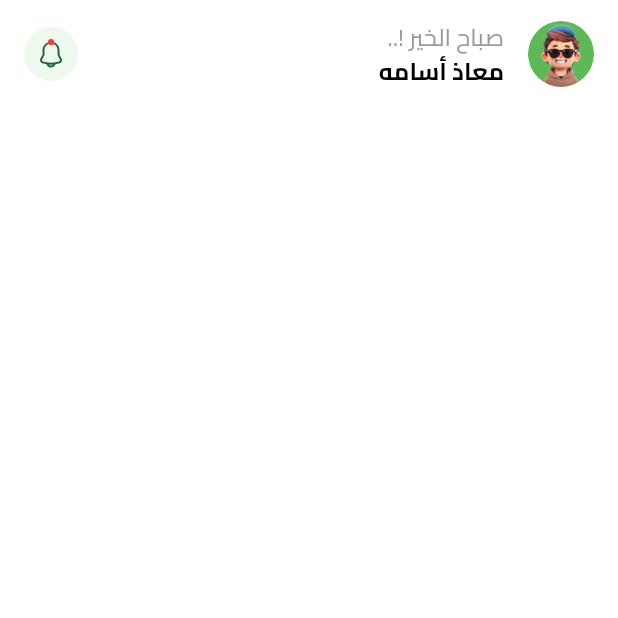
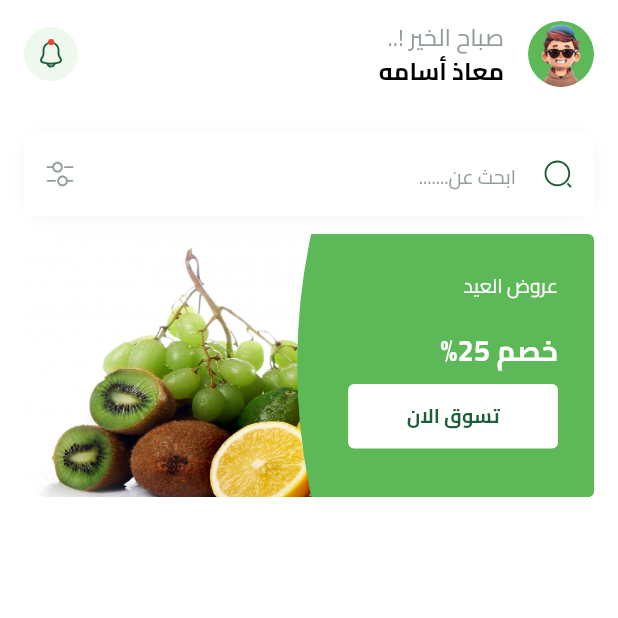
Before and after one commit to Moazosama2004/fruits_hub, a Flutter app: the HomeView screen opened by its route, on a phone screen of 412 x 824 dp, the top half of it. Run offline on Flutter 3.47's test engine with Material 3 defaults, Android fonts, the phone set to English and light mode, and no system bars; our stand-ins replace bloc, cloud_firestore, dartz, dots_indicator, firebase_auth, firebase_core and 6 more; missing offline and left inert: flutter_facebook_auth; accounts and stored records are empty.

Commit message:
create featured item

```diff
--- a/lib/core/utils/app_assets.dart
+++ b/lib/core/utils/app_assets.dart
@@ -14,9 +14,25 @@ class Assets {
   /// assets/images/Check.svg
   static const String imagesCheck = "assets/images/Check.svg";
 
+  /// Assets for imagesEllipse
+  /// assets/images/ellipse.svg
+  static const String imagesEllipse = "assets/images/ellipse.svg";
+
   /// Assets for imagesFacebookIcon
   /// assets/images/facebook_icon.svg
   static const String imagesFacebookIcon = "assets/images/facebook_icon.svg";
+
+  /// Assets for imagesFeaturedFirstItemImage
+  /// assets/images/featured_first_item_image.png
+  static const String imagesFeaturedFirstItemImage = "assets/images/featured_first_item_image.png";
+
+  /// Assets for imagesFeaturedItemFirst
+  /// assets/images/featured_item_first.svg
+  static const String imagesFeaturedItemFirst = "assets/images/featured_item_first.svg";
+
+  /// Assets for imagesFilterIcon
+  /// assets/images/filter_icon.svg
+  static const String imagesFilterIcon = "assets/images/filter_icon.svg";
 
   /// Assets for imagesGoogleIcon
   /// assets/images/google_icon.svg
@@ -50,13 +66,13 @@ class Assets {
   /// assets/images/plant.svg
   static const String imagesPlant = "assets/images/plant.svg";
 
-  /// Assets for imagesProfileAvatar
-  /// assets/images/profile_avatar.svg
-  static const String imagesProfileAvatar = "assets/images/profile_avatar.svg";
-
   /// Assets for imagesProfileImage
   /// assets/images/profile_image.png
   static const String imagesProfileImage = "assets/images/profile_image.png";
+
+  /// Assets for imagesSearchIcon
+  /// assets/images/search_icon.svg
+  static const String imagesSearchIcon = "assets/images/search_icon.svg";
 
   /// Assets for imagesSplashBottom
   /// assets/images/splash_bottom.svg
--- /dev/null
+++ b/lib/features/home/presentation/views/widgets/featured_button.dart
@@ -0,0 +1,29 @@
+import 'package:flutter/material.dart';
+import 'package:fruits_hub/constants.dart';
+import 'package:fruits_hub/core/utils/app_colors.dart';
+import 'package:fruits_hub/core/utils/app_text_styles.dart';
+
+class FeaturedButton extends StatelessWidget {
+  const FeaturedButton({super.key, required this.onPressed});
+  final VoidCallback onPressed;
+
+  @override
+  Widget build(BuildContext context) {
+    return SizedBox(
+      child: TextButton(
+        onPressed: onPressed,
+        style: TextButton.styleFrom(
+          backgroundColor: Colors.white,
+          shape: RoundedRectangleBorder(borderRadius: BorderRadius.circular(4)),
+        ),
+        child: Padding(
+          padding: const EdgeInsets.symmetric(horizontal: 27, vertical: 4),
+          child: Text(
+            'تسوق الان',
+            style: AppTextStyles.bold13.copyWith(color: AppColors.primaryColor),
+          ),
+        ),
+      ),
+    );
+  }
+}
--- /dev/null
+++ b/lib/features/home/presentation/views/widgets/featured_item.dart
@@ -0,0 +1,59 @@
+import 'package:flutter/material.dart';
+import 'package:flutter_svg_provider/flutter_svg_provider.dart';
+// import 'package:flutter_svg/svg.dart';
+import 'package:fruits_hub/core/utils/app_assets.dart';
+import 'package:fruits_hub/core/utils/app_text_styles.dart';
+import 'package:fruits_hub/features/home/presentation/views/widgets/featured_button.dart';
+
+class FeaturedItem extends StatelessWidget {
+  const FeaturedItem({super.key});
+
+  @override
+  Widget build(BuildContext context) {
+    var itemWidth = MediaQuery.of(context).size.width;
+    return SizedBox(
+      width: itemWidth,
+      child: AspectRatio(
+        aspectRatio: 342 / 158,
+        child: Stack(
+          children: [
+            Image.asset(Assets.imagesFeaturedFirstItemImage),
+            Container(
+              width: itemWidth * 0.5,
+              decoration: BoxDecoration(
+                borderRadius: BorderRadius.circular(4),
+                image: const DecorationImage(
+                  image: Svg(Assets.imagesEllipse),
+                  fit: BoxFit.fill,
+                ),
+              ),
+              child: Padding(
+                padding: const EdgeInsets.only(right: 24),
+                child: Column(
+                  crossAxisAlignment: CrossAxisAlignment.start,
+                  children: [
+                    const SizedBox(height: 25),
+                    Text(
+                      'عروض العيد',
+                      style: AppTextStyles.regular13.copyWith(
+                        color: Colors.white,
+                      ),
+                    ),
+                    const Spacer(),
+                    Text(
+                      'خصم 25%',
+                      style: AppTextStyles.bold19.copyWith(color: Colors.white),
+                    ),
+                    const SizedBox(height: 7),
+                    FeaturedButton(onPressed: () {}),
+                    const SizedBox(height: 30),
+                  ],
+                ),
+              ),
+            ),
+          ],
+        ),
+      ),
+    );
+  }
+}
--- a/lib/features/home/presentation/views/widgets/home_view_body.dart
+++ b/lib/features/home/presentation/views/widgets/home_view_body.dart
@@ -1,5 +1,10 @@
 import 'package:flutter/material.dart';
+import 'package:flutter_svg/svg.dart';
+import 'package:fruits_hub/core/utils/app_assets.dart';
+import 'package:fruits_hub/core/utils/app_text_styles.dart';
 import 'package:fruits_hub/features/home/presentation/views/widgets/custom_home_app_bar.dart';
+import 'package:fruits_hub/features/home/presentation/views/widgets/featured_item.dart';
+import 'package:fruits_hub/features/home/presentation/views/widgets/search_text_field.dart';
 
 class HomeViewBody extends StatelessWidget {
   const HomeViewBody({super.key});
@@ -9,7 +14,19 @@ class HomeViewBody extends StatelessWidget {
     return const Padding(
       padding: EdgeInsets.symmetric(horizontal: 16.0),
       child: CustomScrollView(
-        slivers: [SliverToBoxAdapter(child: CustomHomeAppBar())],
+        slivers: [
+          SliverToBoxAdapter(
+            child: Column(
+              children: [
+                CustomHomeAppBar(),
+                SizedBox(height: 16),
+                SearchTextField(),
+                SizedBox(height: 12),
+                FeaturedItem(),
+              ],
+            ),
+          ),
+        ],
       ),
     );
   }
--- /dev/null
+++ b/lib/features/home/presentation/views/widgets/search_text_field.dart
@@ -0,0 +1,54 @@
+import 'package:flutter/material.dart';
+import 'package:flutter_svg/svg.dart';
+import 'package:fruits_hub/core/utils/app_assets.dart';
+import 'package:fruits_hub/core/utils/app_text_styles.dart';
+
+class SearchTextField extends StatelessWidget {
+  const SearchTextField({super.key});
+
+  @override
+  Widget build(BuildContext context) {
+    return Container(
+      decoration: BoxDecoration(
+        borderRadius: BorderRadius.circular(16),
+        boxShadow: const [
+          BoxShadow(
+            color: Color(0x0A000000),
+            blurRadius: 9,
+            offset: Offset(0, 2),
+            spreadRadius: 0,
+          ),
+        ],
+      ),
+      child: TextField(
+        keyboardType: TextInputType.text,
+        decoration: InputDecoration(
+          prefixIcon: SizedBox(
+            width: 20,
+            child: Center(child: SvgPicture.asset(Assets.imagesSearchIcon)),
+          ),
+          suffixIcon: SizedBox(
+            width: 20,
+            child: Center(child: SvgPicture.asset(Assets.imagesFilterIcon)),
+          ),
+          hintText: 'ابحث عن.......',
+          hintStyle: AppTextStyles.regular13.copyWith(
+            color: const Color(0xff949D9E),
+          ),
+          fillColor: Colors.white,
+          filled: true,
+          border: buildBorder(),
+          enabledBorder: buildBorder(),
+          focusedBorder: buildBorder(),
+        ),
+      ),
+    );
+  }
+
+  OutlineInputBorder buildBorder() {
+    return OutlineInputBorder(
+      borderRadius: BorderRadius.circular(4),
+      borderSide: const BorderSide(color: Colors.white),
+    );
+  }
+}
--- a/pubspec.yaml
+++ b/pubspec.yaml
@@ -42,6 +42,7 @@ dependencies:
   flutter_localizations:
     sdk: flutter
   flutter_svg: ^2.0.17
+  flutter_svg_provider: ^1.0.7
   get_it: ^8.0.3
   google_sign_in: ^6.3.0
   intl: 0.19.0
```
Also changed, not shown: assets/images/ellipse.svg (added), assets/images/featured_first_item_image.png (added), assets/images/featured_item_first.svg (added), assets/images/filter_icon.svg (added), assets/images/search_icon.svg (added), pubspec.lock.
